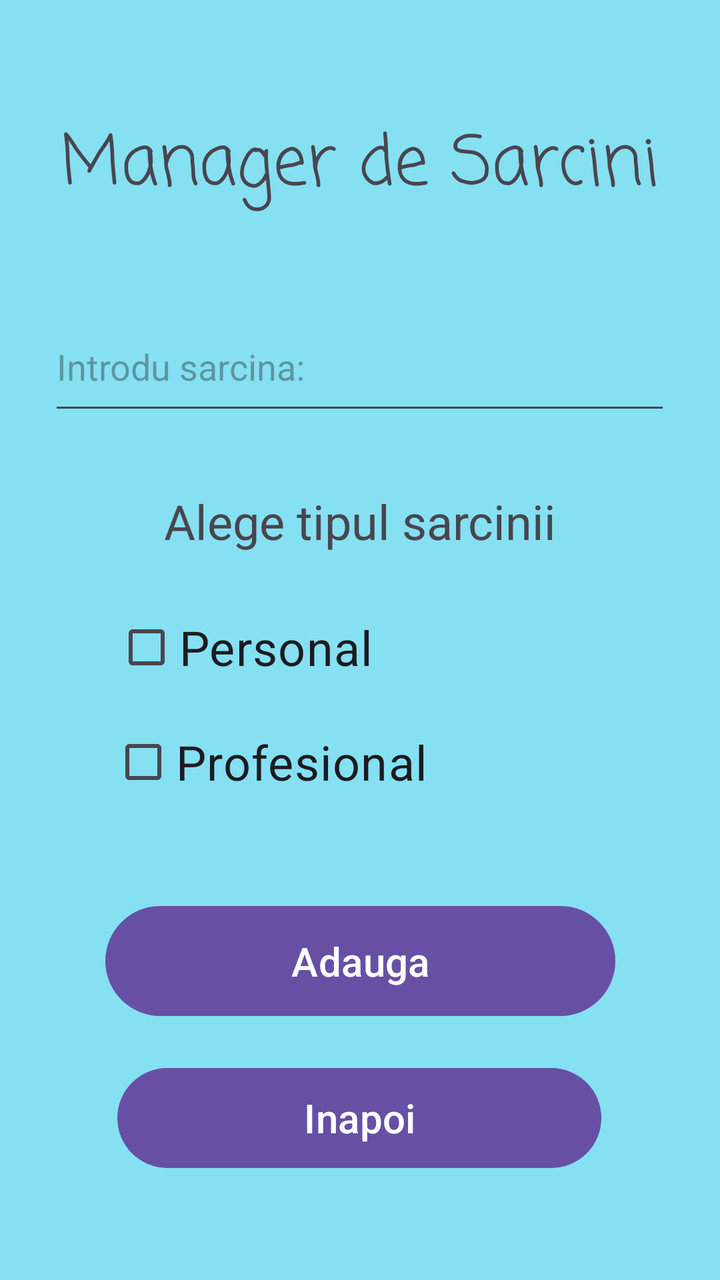
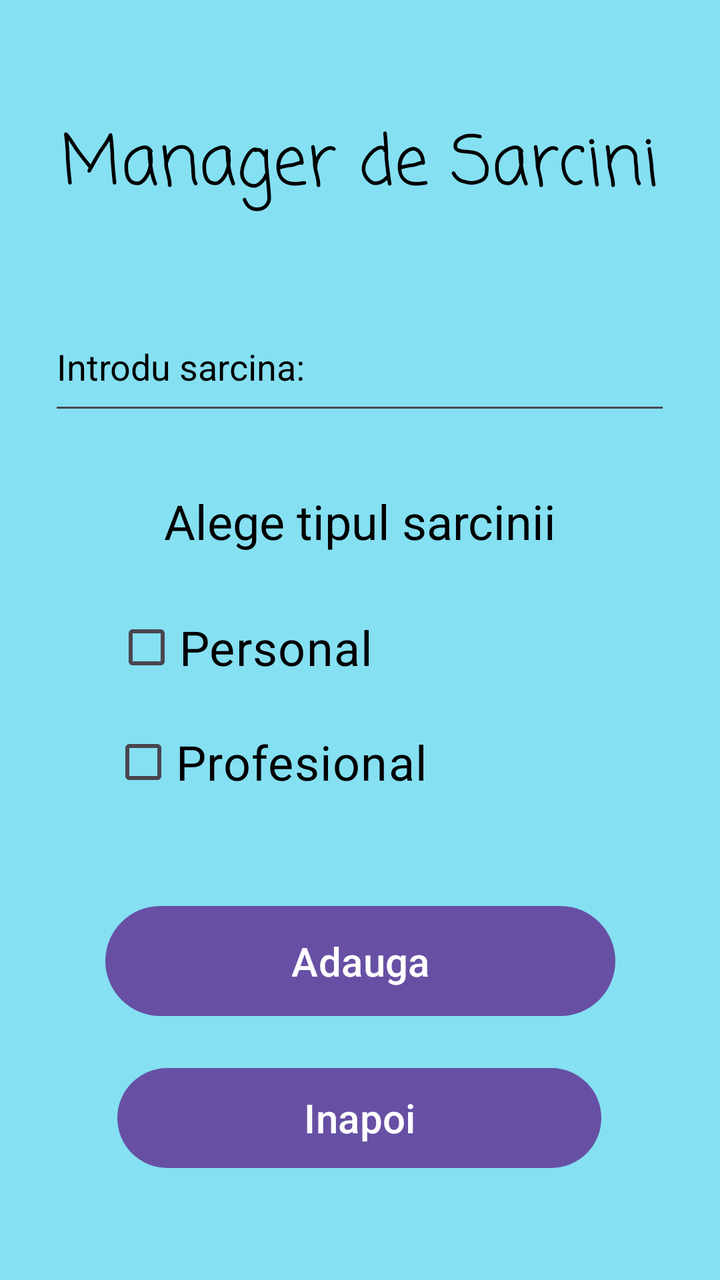

Screens rendered from an Android XML layout before and after an edit, with the pre-edit source and the edit as a unified diff.
<!-- AndroidManifest.xml: application theme Theme.ManagerDeSarcini -->
<!-- res/layout/activity_main_create.xml -->
<?xml version="1.0" encoding="utf-8"?>
<androidx.constraintlayout.widget.ConstraintLayout xmlns:android="http://schemas.android.com/apk/res/android"
    xmlns:app="http://schemas.android.com/apk/res-auto"
    xmlns:tools="http://schemas.android.com/tools"
    android:id="@+id/main"
    android:layout_width="match_parent"
    android:layout_height="match_parent"
    android:background="#85E0F2"
    tools:context=".MainActivity_Create">

    <CheckBox
        android:id="@+id/checkBox2"
        android:layout_width="wrap_content"
        android:layout_height="wrap_content"
        android:text="Profesional"
        android:textSize="24sp"
        app:layout_constraintBottom_toTopOf="@+id/button5"
        app:layout_constraintEnd_toEndOf="parent"
        app:layout_constraintHorizontal_bias="0.276"
        app:layout_constraintStart_toStartOf="parent"
        app:layout_constraintTop_toBottomOf="@+id/checkBox"
        app:layout_constraintVertical_bias="0.173" />

    <Button
        android:id="@+id/button5"
        android:layout_width="255dp"
        android:layout_height="63dp"
        android:layout_marginBottom="128dp"
        android:text="Adauga"
        android:textSize="20sp"
        app:layout_constraintBottom_toBottomOf="parent"
        app:layout_constraintEnd_toEndOf="parent"
        app:layout_constraintStart_toStartOf="parent" />

    <Button
        android:id="@+id/button6"
        android:layout_width="242dp"
        android:layout_height="58dp"
        android:layout_marginBottom="52dp"
        android:text="Inapoi"
        android:textSize="20sp"
        app:layout_constraintBottom_toBottomOf="parent"
        app:layout_constraintEnd_toEndOf="parent"
        app:layout_constraintHorizontal_bias="0.497"
        app:layout_constraintStart_toStartOf="parent"
        app:layout_constraintTop_toBottomOf="@+id/button5"
        app:layout_constraintVertical_bias="1.0" />

    <TextView
        android:id="@+id/textView4"
        android:layout_width="wrap_content"
        android:layout_height="wrap_content"
        android:fontFamily="casual"
        android:text="Manager de Sarcini"
        android:textSize="34sp"
        app:layout_constraintBottom_toBottomOf="parent"
        app:layout_constraintEnd_toEndOf="parent"
        app:layout_constraintStart_toStartOf="parent"
        app:layout_constraintTop_toTopOf="parent"
        app:layout_constraintVertical_bias="0.097" />

    <EditText
        android:id="@+id/editTextText"
        style="@style/Widget.AppCompat.EditText"
        android:layout_width="311dp"
        android:layout_height="61dp"
        android:ems="10"
        android:hint="Introdu sarcina:"
        android:inputType="text"
        app:layout_constraintBottom_toBottomOf="parent"
        app:layout_constraintEnd_toEndOf="parent"
        app:layout_constraintHorizontal_bias="0.495"
        app:layout_constraintStart_toStartOf="parent"
        app:layout_constraintTop_toBottomOf="@+id/textView4"
        app:layout_constraintVertical_bias="0.091" />

    <TextView
        android:id="@+id/textView5"
        android:layout_width="wrap_content"
        android:layout_height="wrap_content"
        android:layout_marginTop="32dp"
        android:text="Alege tipul sarcinii"
        android:textSize="24sp"
        app:layout_constraintEnd_toEndOf="parent"
        app:layout_constraintStart_toStartOf="parent"
        app:layout_constraintTop_toBottomOf="@+id/editTextText" />

    <CheckBox
        android:id="@+id/checkBox"
        android:layout_width="wrap_content"
        android:layout_height="wrap_content"
        android:text="Personal"
        android:textSize="24sp"
        app:layout_constraintBottom_toTopOf="@+id/button5"
        app:layout_constraintEnd_toEndOf="parent"
        app:layout_constraintHorizontal_bias="0.248"
        app:layout_constraintStart_toStartOf="parent"
        app:layout_constraintTop_toBottomOf="@+id/textView5"
        app:layout_constraintVertical_bias="0.185" />

</androidx.constraintlayout.widget.ConstraintLayout>
<!-- resources referenced by this layout -->
<resources>
  <style name="Theme.ManagerDeSarcini" parent="Base.Theme.ManagerDeSarcini" />
  <style name="Base.Theme.ManagerDeSarcini" parent="Theme.Material3.DayNight">
          
          
      </style>
</resources>

<!-- the commit's change to res/layout/activity_main_create.xml (unified diff, before → after) -->
@@ -13,6 +13,8 @@
         android:layout_width="wrap_content"
         android:layout_height="wrap_content"
         android:text="Profesional"
+        android:textColor="#000000"
+        android:textColorHint="#000000"
         android:textSize="24sp"
         app:layout_constraintBottom_toTopOf="@+id/button5"
         app:layout_constraintEnd_toEndOf="parent"
@@ -52,6 +54,7 @@
         android:layout_height="wrap_content"
         android:fontFamily="casual"
         android:text="Manager de Sarcini"
+        android:textColor="#000000"
         android:textSize="34sp"
         app:layout_constraintBottom_toBottomOf="parent"
         app:layout_constraintEnd_toEndOf="parent"
@@ -67,6 +70,8 @@
         android:ems="10"
         android:hint="Introdu sarcina:"
         android:inputType="text"
+        android:textColor="#000000"
+        android:textColorHint="#000000"
         app:layout_constraintBottom_toBottomOf="parent"
         app:layout_constraintEnd_toEndOf="parent"
         app:layout_constraintHorizontal_bias="0.495"
@@ -80,6 +85,7 @@
         android:layout_height="wrap_content"
         android:layout_marginTop="32dp"
         android:text="Alege tipul sarcinii"
+        android:textColor="#000000"
         android:textSize="24sp"
         app:layout_constraintEnd_toEndOf="parent"
         app:layout_constraintStart_toStartOf="parent"
@@ -90,6 +96,8 @@
         android:layout_width="wrap_content"
         android:layout_height="wrap_content"
         android:text="Personal"
+        android:textColor="#000000"
+        android:textColorHint="#000000"
         android:textSize="24sp"
         app:layout_constraintBottom_toTopOf="@+id/button5"
         app:layout_constraintEnd_toEndOf="parent"
